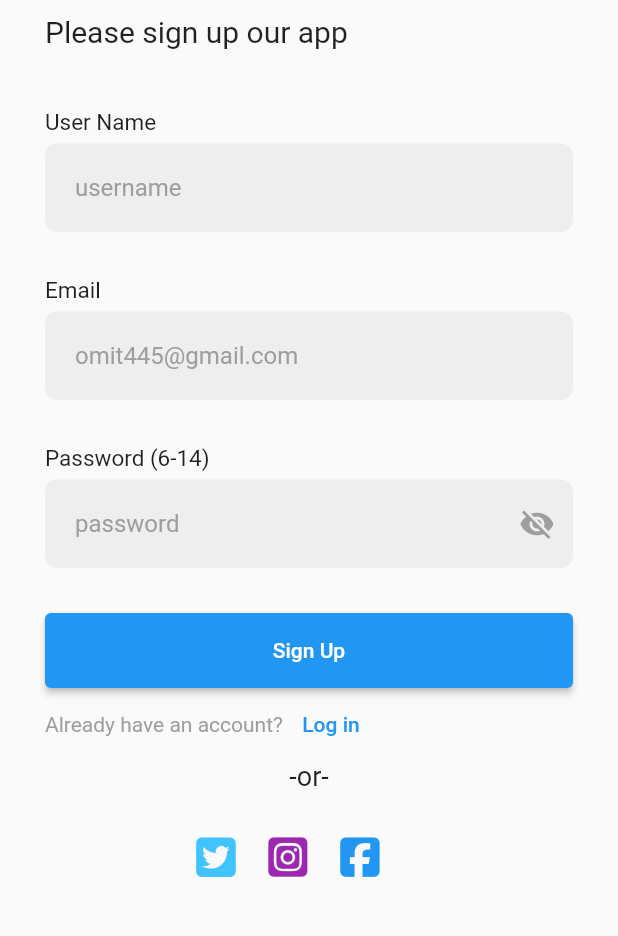
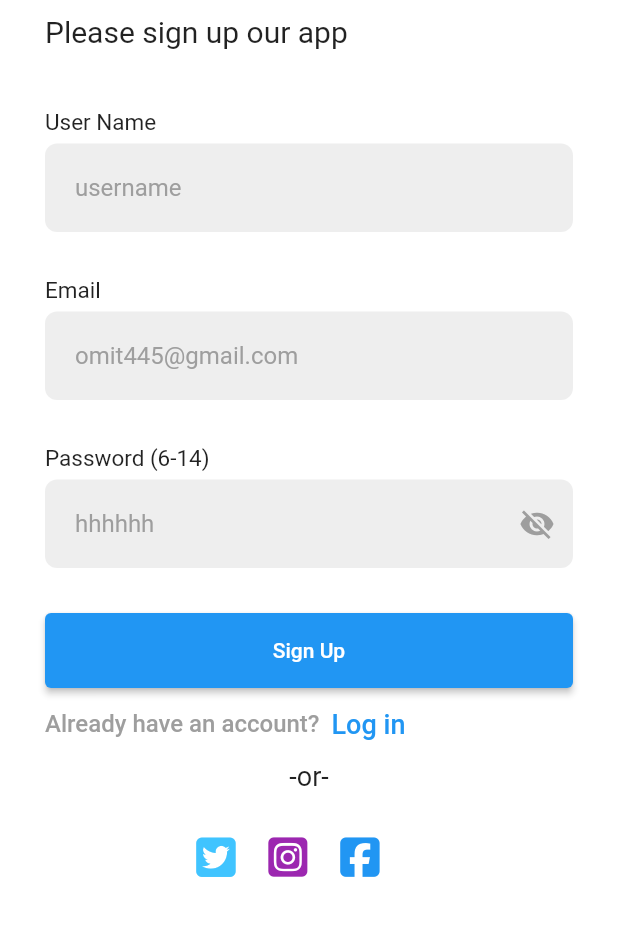
Before and after one commit to fatma320/SignUp-Login-Screens, a Flutter app: the screen it shows after launch, on a phone screen of 412 x 824 dp, the part 200-1136 px from its top. Run offline on Flutter 3.47's test engine with Material 2 defaults, Android fonts, the phone set to English and light mode, and no system bars; our stand-ins replace font_awesome_flutter; Roboto replaces fonts that are missing (OpenSans).

Commit message:
start login screen

```diff
--- /dev/null
+++ b/lib/Screens/logIn.dart
@@ -0,0 +1,10 @@
+import 'package:flutter/cupertino.dart';
+
+class LogIn extends StatelessWidget {
+  const LogIn({Key? key}) : super(key: key);
+
+  @override
+  Widget build(BuildContext context) {
+    return Container();
+  }
+}
--- /dev/null
+++ b/lib/Screens/signUp.dart
@@ -0,0 +1,145 @@
+import 'package:flutter/material.dart';
+import 'package:font_awesome_flutter/font_awesome_flutter.dart';
+
+class SignUp extends StatelessWidget {
+  SignUp({Key? key}) : super(key: key);
+  var f = Colors.grey[200];
+  var b = Colors.black;
+  var w = Colors.white;
+  var g = Colors.grey;
+  var bl = Colors.blue;
+  @override
+  Widget build(BuildContext context) {
+    return Container(
+      margin: const EdgeInsets.all(30),
+      child: SingleChildScrollView(
+        child: Column(
+          mainAxisAlignment: MainAxisAlignment.start,
+          crossAxisAlignment: CrossAxisAlignment.stretch,
+          children: [
+            Container(
+              margin: const EdgeInsets.fromLTRB(0, 50, 0, 10),
+              child: Text(
+                'Welcome',
+                style: TextStyle(
+                    color: bl,
+                    fontSize: 45,
+                    fontWeight: FontWeight.w400),
+              ),
+            ),
+            Container(
+              margin: const EdgeInsets.only(bottom: 40),
+              child: const Text(
+                'Please sign up our app',
+                style: TextStyle(fontSize: 20, fontWeight: FontWeight.w400),
+              ),
+            ),
+            Container(
+              margin: const EdgeInsets.only(bottom: 5),
+              child: const Text(
+                'User Name',
+                style: TextStyle(fontWeight: FontWeight.w400, fontSize: 15),
+              ),
+            ),
+            Container(
+              decoration: BoxDecoration(
+                color: f,
+                borderRadius: BorderRadius.circular(8),
+              ),
+              margin: const EdgeInsets.only(bottom: 30),
+              child: TextField(
+                  decoration: InputDecoration(
+                    contentPadding: const EdgeInsets.all(20),
+                    hintText: 'username',
+                    hintStyle: TextStyle(color: g),
+                    border: InputBorder.none,
+                  )),
+            ),
+            Container(
+              margin: const EdgeInsets.only(bottom: 5),
+              child: const Text(
+                'Email',
+                style: TextStyle(fontWeight: FontWeight.w400, fontSize: 15),
+              ),
+            ),
+            Container(
+              decoration: BoxDecoration(
+                color: f,
+                borderRadius: BorderRadius.circular(8),
+              ),
+              margin: const EdgeInsets.only(bottom: 30),
+              child: TextField(
+                decoration: InputDecoration(
+                  contentPadding: const EdgeInsets.all(20),
+                  hintText: 'omit445@gmail.com',
+                  hintStyle: TextStyle(color: g),
+                  border: InputBorder.none,
+                ),
+                keyboardType: TextInputType.emailAddress,
+              ),
+            ),
+            Container(
+              margin: const EdgeInsets.only(bottom: 5),
+              child: const Text(
+                'Password (6-14)',
+                style: TextStyle(fontWeight: FontWeight.w400, fontSize: 15),
+              ),
+            ),
+            Container(
+              decoration: BoxDecoration(
+                color: f,
+                borderRadius: BorderRadius.circular(8),
+              ),
+              margin: const EdgeInsets.only(bottom: 30),
+              child: TextField(
+                decoration: InputDecoration(
+                  contentPadding: const EdgeInsets.all(20),
+                  suffixIcon: Icon(Icons.visibility_off , color: g,),
+                  hintText: 'hhhhhh',
+                  hintStyle: TextStyle(color: g),
+                  border: InputBorder.none,
+                ),
+                keyboardType: TextInputType.visiblePassword,
+                obscureText: true,
+              ),
+            ),
+            SizedBox(
+              height: 50,
+              child: ElevatedButton(
+                child:const Text('Sign Up') ,
+                onPressed: (){},
+              ),
+            ),
+            Row(
+              children: [
+                Text('Already have an account?' , style: TextStyle(color: g , fontWeight: FontWeight.w500 , fontSize: 16),),
+                TextButton(onPressed: (){}, child: Text('Log in' , style: TextStyle(color: bl, fontWeight: FontWeight.w500 , fontSize: 18 ),))
+              ],
+            ),
+            const Center(
+              child: Text('-or-', style: TextStyle(fontSize: 18),),
+            ),
+            Center(
+              child: Container(
+                margin: const EdgeInsets.symmetric(vertical: 20 , horizontal: 90),
+                child: Row(
+                  children: [
+                    IconButton(onPressed:(){}, icon: const Icon(
+                      FontAwesomeIcons.squareTwitter , color: Colors.lightBlueAccent, size: 30,
+                    ),),
+                    IconButton(onPressed:(){}, icon: const Icon(
+                      FontAwesomeIcons.squareInstagram , color: Colors.purple,size: 30,
+                    ),),
+                    IconButton(onPressed:(){}, icon: Icon(
+                      FontAwesomeIcons.squareFacebook , color: bl,size: 30,
+                    ),)
+                  ],
+                ),
+              ),
+            )
+          ],
+        ),
+      ),
+    );
+  }
+}
--- a/lib/main.dart
+++ b/lib/main.dart
@@ -1,5 +1,6 @@
 import 'package:flutter/material.dart';
 import 'package:font_awesome_flutter/font_awesome_flutter.dart';
+import 'package:welcome_app/Screens/signUp.dart';
 void main() {
   runApp(const MyApp());
 }
@@ -14,166 +15,24 @@ class MyApp extends StatelessWidget {
       theme: ThemeData(fontFamily: 'OpenSans'),
       debugShowCheckedModeBanner: false,
       title: 'Flutter Demo',
-      home: sign_up(),
+      home: const Home(),
     );
   }
 }
 
-class sign_up extends StatefulWidget {
-  const sign_up({Key? key}) : super(key: key);
+class Home extends StatefulWidget {
+  const Home({Key? key}) : super(key: key);
 
   @override
-  State<sign_up> createState() => _sign_upState();
+  State<Home> createState() => _sign_upState();
 }
+class _sign_upState extends State<Home> {
 
-class _sign_upState extends State<sign_up> {
-  var f = Colors.grey[200];
-  var b = Colors.black;
-  var w = Colors.white;
-  var g = Colors.grey;
-  var bl = Colors.blue;
   @override
   Widget build(BuildContext context) {
     return Scaffold(
-      // appBar: AppBar(
-      //   backgroundColor: Colors.white,
-      // ),
-      body: Container(
-        margin: EdgeInsets.all(30),
-        child: SingleChildScrollView(
-          child: Column(
-            mainAxisAlignment: MainAxisAlignment.start,
-            crossAxisAlignment: CrossAxisAlignment.stretch,
-            children: [
-              Container(
-                margin: EdgeInsets.fromLTRB(0, 50, 0, 10),
-                child: Text(
-                  'Welcome',
-                  style: TextStyle(
-                      color: Colors.blue,
-                      fontSize: 45,
-                      fontWeight: FontWeight.w400),
-                ),
-              ),
-              Container(
-                margin: EdgeInsets.only(bottom: 40),
-                child: Text(
-                  'Please sign up our app',
-                  style: TextStyle(fontSize: 20, fontWeight: FontWeight.w400),
-                ),
-              ),
-              Container(
-                margin: EdgeInsets.only(bottom: 5),
-                child: Text(
-                  'User Name',
-                  style: TextStyle(fontWeight: FontWeight.w400, fontSize: 15),
-                ),
-              ),
-              Container(
-                decoration: BoxDecoration(
-                  color: f,
-                  borderRadius: BorderRadius.circular(8),
-                ),
-                margin: EdgeInsets.only(bottom: 30),
-                child: TextField(
-                    decoration: InputDecoration(
-                  contentPadding: EdgeInsets.all(20),
-                  hintText: 'username',
-                  hintStyle: TextStyle(color: g),
-                  border: InputBorder.none,
-                )),
-              ),
-              Container(
-                margin: EdgeInsets.only(bottom: 5),
-                child: Text(
-                  'Email',
-                  style: TextStyle(fontWeight: FontWeight.w400, fontSize: 15),
-                ),
-              ),
-              Container(
-                decoration: BoxDecoration(
-                  color: f,
-                  borderRadius: BorderRadius.circular(8),
-                ),
-                margin: EdgeInsets.only(bottom: 30),
-                child: TextField(
-                  decoration: InputDecoration(
-                    contentPadding: EdgeInsets.all(20),
-                    hintText: 'omit445@gmail.com',
-                    hintStyle: TextStyle(color: g),
-                    border: InputBorder.none,
-                  ),
-                  keyboardType: TextInputType.emailAddress,
-                ),
-              ),
-              Container(
-                margin: EdgeInsets.only(bottom: 5),
-                child: Text(
-                  'Password (6-14)',
-                  style: TextStyle(fontWeight: FontWeight.w400, fontSize: 15),
-                ),
-              ),
-              Container(
-                decoration: BoxDecoration(
-                  color: f,
-                  borderRadius: BorderRadius.circular(8),
-                ),
-                margin: EdgeInsets.only(bottom: 30),
-                child: TextField(
-                  decoration: InputDecoration(
-                    contentPadding: EdgeInsets.all(20),
-                    suffixIcon: Icon(Icons.visibility_off , color: g,),
-                    hintText: 'password',
-                    hintStyle: TextStyle(color: g),
-                    border: InputBorder.none,
-                  ),
-                  keyboardType: TextInputType.visiblePassword,
-                ),
-              ),
-              Container(
-                child: SizedBox(
-                  height: 50,
-                  child: ElevatedButton(
-                    child:Text('Sign Up') ,
-                    onPressed: (){},
-                  ),
-                ),
-              ),
-              Container(
-                child: Row(
-                  children: [
-                    Text('Already have an account?' , style: TextStyle(color: g),),
-                    TextButton(onPressed: (){}, child: Text('Log in' , style: TextStyle(color: bl ),))
-                  ],
-                ),
-              ),
-              Center(
-                child: Container(
-                  child: Text('-or-', style: TextStyle(fontSize: 18),),
-                ),
-              ),
-              Center(
-                child: Container(
-                  margin: EdgeInsets.symmetric(vertical: 20 , horizontal: 90),
-                  child: Row(
-                    children: [
-                      IconButton(onPressed:(){}, icon: Icon(
-                          FontAwesomeIcons.squareTwitter , color: Colors.lightBlueAccent, size: 30,
-                      ),),
-                      IconButton(onPressed:(){}, icon: Icon(
-                          FontAwesomeIcons.squareInstagram , color: Colors.purple,size: 30,
-                      ),),
-                      IconButton(onPressed:(){}, icon: Icon(
-                          FontAwesomeIcons.squareFacebook , color: bl,size: 30,
-                      ),)
-                    ],
-                  ),
-                ),
-              )
-            ],
-          ),
-        ),
-      ),
+     backgroundColor: Colors.white,
+      body: SignUp(),
     );
   }
 }
```
Also changed, not shown: pubspec.yaml (+4 -5 lines), pubspec.lock.
